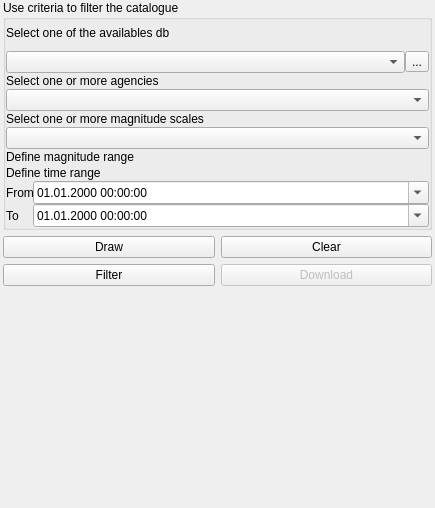
Before: the Qt Designer form openquake/qgis/gemcatalogue/ui_dock.ui in preinh/oq-eqcatalogue-tool, drawn with Qt 5.
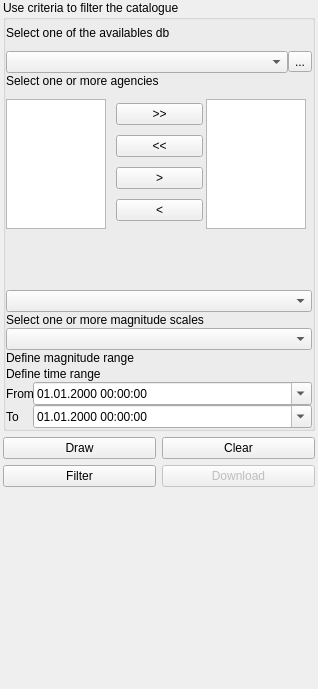
After: the same form once the commit is applied. Icons and pictures are not drawn. Custom widgets are drawn as their Qt base class.

Commit message: replaced agencies multyselect widget with adjacent lists

The edit to the form file:
```diff
--- a/openquake/qgis/gemcatalogue/ui_dock.ui
+++ b/openquake/qgis/gemcatalogue/ui_dock.ui
@@ -6,8 +6,8 @@
    <rect>
     <x>0</x>
     <y>0</y>
-    <width>435</width>
-    <height>508</height>
+    <width>318</width>
+    <height>689</height>
    </rect>
   </property>
   <property name="windowIcon">
@@ -52,7 +52,7 @@
        <property name="verticalSpacing">
         <number>1</number>
        </property>
-       <item row="12" column="0">
+       <item row="15" column="0">
         <widget class="QLabel" name="mrangeLabel">
          <property name="text">
           <string>Define magnitude range</string>
@@ -62,20 +62,13 @@
          </property>
         </widget>
        </item>
-       <item row="11" column="0" colspan="2">
+       <item row="14" column="0" colspan="2">
         <widget class="MultiCheckComboBox" name="mscalesComboBox">
          <property name="insertPolicy">
           <enum>QComboBox::InsertAlphabetically</enum>
          </property>
         </widget>
        </item>
-       <item row="8" column="0" colspan="2">
-        <widget class="MultiCheckComboBox" name="agenciesComboBox">
-         <property name="insertPolicy">
-          <enum>QComboBox::InsertAlphabetically</enum>
-         </property>
-        </widget>
-       </item>
        <item row="7" column="0">
         <widget class="QLabel" name="agencyLabel">
          <property name="sizePolicy">
@@ -92,7 +85,7 @@
          </property>
         </widget>
        </item>
-       <item row="9" column="0">
+       <item row="12" column="0">
         <widget class="QLabel" name="mscalesLabel">
          <property name="text">
           <string>Select one or more magnitude scales</string>
@@ -105,7 +98,7 @@
          </property>
         </widget>
        </item>
-       <item row="13" column="0">
+       <item row="16" column="0">
         <widget class="DoubleRangeFilter" name="mag_range" native="true"/>
        </item>
        <item row="4" column="0">
@@ -142,7 +135,7 @@
          </item>
         </layout>
        </item>
-       <item row="15" column="0" colspan="2">
+       <item row="18" column="0" colspan="2">
         <layout class="QFormLayout" name="formLayout">
          <property name="fieldGrowthPolicy">
           <enum>QFormLayout::AllNonFixedFieldsGrow</enum>
@@ -183,7 +176,7 @@
          </item>
         </layout>
        </item>
-       <item row="14" column="0">
+       <item row="17" column="0">
         <widget class="QLabel" name="label_4">
          <property name="text">
           <string>Define time range</string>
@@ -193,6 +186,98 @@
          </property>
         </widget>
        </item>
+       <item row="11" column="0" colspan="2">
+        <widget class="MultiCheckComboBox" name="agenciesComboBox">
+         <property name="insertPolicy">
+          <enum>QComboBox::InsertAlphabetically</enum>
+         </property>
+        </widget>
+       </item>
+       <item row="8" column="0" colspan="2">
+        <widget class="QWidget" name="agenciesListSelector" native="true">
+         <property name="minimumSize">
+          <size>
+           <width>0</width>
+           <height>200</height>
+          </size>
+         </property>
+         <widget class="QListWidget" name="selectedAgenciesList">
+          <property name="geometry">
+           <rect>
+            <x>200</x>
+            <y>10</y>
+            <width>100</width>
+            <height>130</height>
+           </rect>
+          </property>
+          <property name="alternatingRowColors">
+           <bool>true</bool>
+          </property>
+          <property name="selectionMode">
+           <enum>QAbstractItemView::MultiSelection</enum>
+          </property>
+         </widget>
+         <widget class="QWidget" name="verticalLayoutWidget">
+          <property name="geometry">
+           <rect>
+            <x>110</x>
+            <y>10</y>
+            <width>87</width>
+            <height>128</height>
+           </rect>
+          </property>
+          <layout class="QVBoxLayout" name="verticalLayout">
+           <item>
+            <widget class="QPushButton" name="selectAllAgencies">
+             <property name="text">
+              <string>&gt;&gt;</string>
+             </property>
+            </widget>
+           </item>
+           <item>
+            <widget class="QPushButton" name="deselectAllAgencies">
+             <property name="text">
+              <string>&lt;&lt;</string>
+             </property>
+            </widget>
+           </item>
+           <item>
+            <widget class="QPushButton" name="selectAgencies">
+             <property name="text">
+              <string>&gt;</string>
+             </property>
+            </widget>
+           </item>
+           <item>
+            <widget class="QPushButton" name="deselectAgencies">
+             <property name="text">
+              <string>&lt;</string>
+             </property>
+            </widget>
+           </item>
+          </layout>
+         </widget>
+         <widget class="QListWidget" name="unselectedAgenciesList">
+          <property name="geometry">
+           <rect>
+            <x>0</x>
+            <y>10</y>
+            <width>100</width>
+            <height>130</height>
+           </rect>
+          </property>
+          <property name="alternatingRowColors">
+           <bool>true</bool>
+          </property>
+          <property name="selectionMode">
+           <enum>QAbstractItemView::MultiSelection</enum>
+          </property>
+          <property name="sortingEnabled">
+           <bool>true</bool>
+          </property>
+         </widget>
+        </widget>
+       </item>
       </layout>
      </widget>
     </item>
```
The commit also changes 3 other files.
